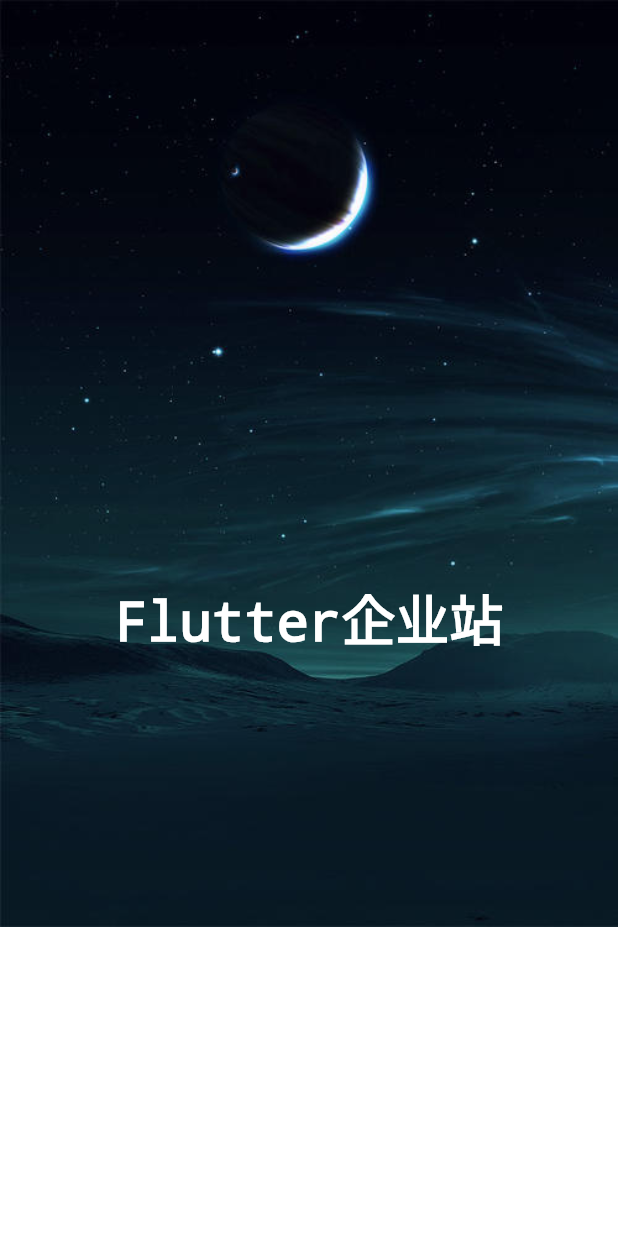
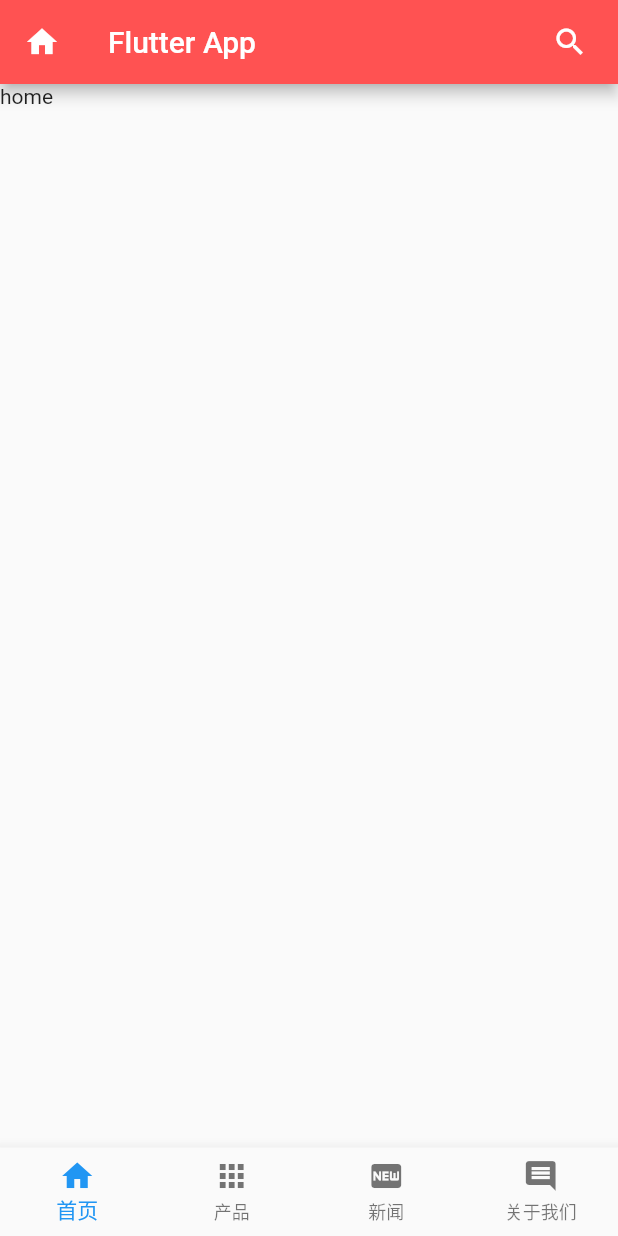
Before and after one commit to brucelee186/flutter_website, a Flutter app: the screen it shows after launch, on a phone screen of 412 x 824 dp. Run offline on Flutter 3.47's test engine with Material 2 defaults, Android fonts, the phone set to English and light mode, and no system bars; missing offline and left inert: flutter_webview_plugin.

```diff
--- a/lib/app.dart
+++ b/lib/app.dart
@@ -0,0 +1,109 @@
+import 'package:flutter/material.dart';
+import 'pages/abrout_us_page.dart';
+import 'pages/home_page.dart';
+import 'pages/news_page.dart';
+import 'pages/porudct_page.dart';
+
+class App extends StatefulWidget{
+  @override
+  AppState createState() => AppState();
+}
+
+class AppState extends State<App>{
+
+  // current page index
+  var _currentIndex = 0;
+  HomePage homePage;
+
+  ProductPage productPage;
+
+  NewsPage newsPage;
+
+  AboutUsPage aboutUsPage;
+
+  // 根据当前页面索引返货不同页面
+  currentPage() {
+    switch (_currentIndex) {
+      case 0:
+        if (homePage == null) {
+          homePage = HomePage();
+        }
+        return homePage;
+      case 1:
+        if (productPage == null) {
+          productPage = ProductPage();
+        }
+        return productPage;
+      case 2:
+        if (newsPage == null) {
+          newsPage = NewsPage();
+        }
+        return newsPage;
+      case 3:
+        if (aboutUsPage == null) {
+          aboutUsPage = AboutUsPage();
+        }
+        return aboutUsPage;
+    }
+  }
+
+  @override
+  Widget build(BuildContext context) {
+    return Scaffold(
+      appBar: AppBar(
+        title: Text('Flutter App'),
+        leading: Icon(Icons.home),
+        actions: [
+          Padding(
+              // 右侧内边距
+              padding: EdgeInsets.only(right: 20.0),
+              child: GestureDetector(
+                onTap: (){},
+                child: Icon(
+                  Icons.search
+                ),
+              ),
+          ),
+        ],
+      ),
+      body: currentPage(),
+      bottomNavigationBar: BottomNavigationBar(
+        // fixed color is now bottom bar
+        type: BottomNavigationBarType.fixed,
+        currentIndex: _currentIndex,
+        onTap: ((index){
+          setState(() {
+            _currentIndex = index;
+          });
+        }),
+        // add bottom navigation
+        items: [
+          BottomNavigationBarItem(
+            title: Text(
+                '首页',
+            ),
+            icon: Icon(Icons.home)
+          ),
+          BottomNavigationBarItem(
+              title: Text(
+                '产品',
+              ),
+              icon: Icon(Icons.apps)
+          ),
+          BottomNavigationBarItem(
+              title: Text(
+                '新闻',
+              ),
+              icon: Icon(Icons.fiber_new)
+          ),
+          BottomNavigationBarItem(
+              title: Text(
+                '关于我们',
+              ),
+              icon: Icon(Icons.insert_comment)
+          ),
+        ],
+      ),
+    );
+  }
+}
--- a/lib/loading.dart
+++ b/lib/loading.dart
@@ -11,9 +11,9 @@ class _LoadingState extends State<LoadingPage>{
   void initState(){
     super.initState();
     // stop at loading page 3 second
-    Future.delayed(Duration(seconds: 8),(){
+    Future.delayed(Duration(seconds: 3),(){
       print('Flutter App Start...');
-      Navigator.of(context).pushReplacementNamed("company_info");
+      Navigator.of(context).pushReplacementNamed("app");
     });
   }
 
--- a/lib/main.dart
+++ b/lib/main.dart
@@ -1,6 +1,7 @@
 import 'package:flutter/material.dart';
 import 'package:flutterwebsite/loading.dart';
 import 'package:flutter_webview_plugin/flutter_webview_plugin.dart';
+import 'app.dart';
 
  void main() => runApp(MaterialApp(
    debugShowCheckedModeBanner: false,
@@ -8,7 +9,7 @@ import 'package:flutter_webview_plugin/flutter_webview_plugin.dart';
    // 自定义主题
    theme: mDefaultTheme,
    routes: <String, WidgetBuilder>{
-      // "app": (BuildContext context) => App(),
+      "app": (BuildContext context) => App(),
       "company_info":(BuildContext context) => WebviewScaffold(
         url: "https://www.baidu.com",
         appBar: AppBar(
--- a/lib/pages/abrout_us_page.dart
+++ b/lib/pages/abrout_us_page.dart
@@ -0,0 +1,14 @@
+import 'package:flutter/material.dart';
+
+class AboutUsPage extends StatefulWidget{
+  @override
+  AboutUsPageState createState() => AboutUsPageState();
+}
+
+class AboutUsPageState extends State<AboutUsPage>{
+
+  @override
+  Widget build(BuildContext context) {
+    return Text('about us');
+  }
+}
--- a/lib/pages/home_page.dart
+++ b/lib/pages/home_page.dart
@@ -0,0 +1,14 @@
+import 'package:flutter/material.dart';
+
+class HomePage extends StatefulWidget{
+  @override
+  HomePageState createState() => HomePageState();
+}
+
+class HomePageState extends State<HomePage>{
+
+  @override
+  Widget build(BuildContext context) {
+    return Text('home');
+  }
+}
--- a/lib/pages/news_page.dart
+++ b/lib/pages/news_page.dart
@@ -0,0 +1,14 @@
+import 'package:flutter/material.dart';
+
+class NewsPage extends StatefulWidget{
+  @override
+  NewsPageState createState() => NewsPageState();
+}
+
+class NewsPageState extends State<NewsPage>{
+
+  @override
+  Widget build(BuildContext context) {
+    return Text('news');
+  }
+}
--- a/lib/pages/porudct_page.dart
+++ b/lib/pages/porudct_page.dart
@@ -0,0 +1,14 @@
+import 'package:flutter/material.dart';
+
+class ProductPage extends StatefulWidget{
+  @override
+  ProductPageState createState() => ProductPageState();
+}
+
+class ProductPageState extends State<ProductPage>{
+
+  @override
+  Widget build(BuildContext context) {
+    return Text('products');
+  }
+}
```
Also changed, not shown: 9 other files.
